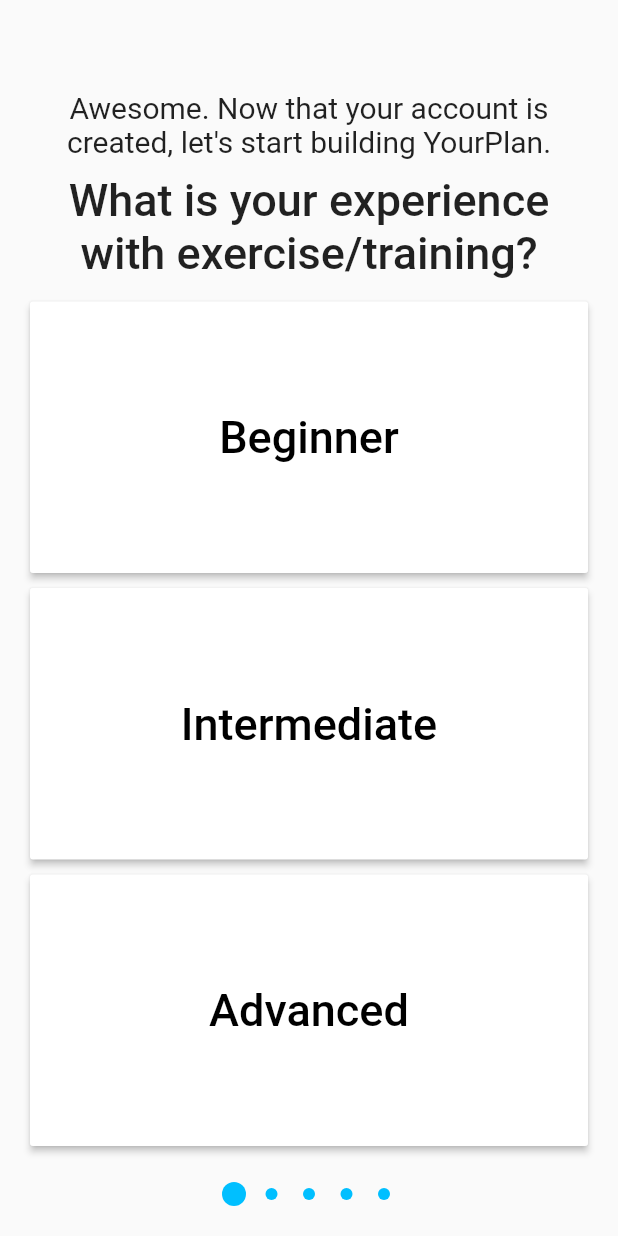
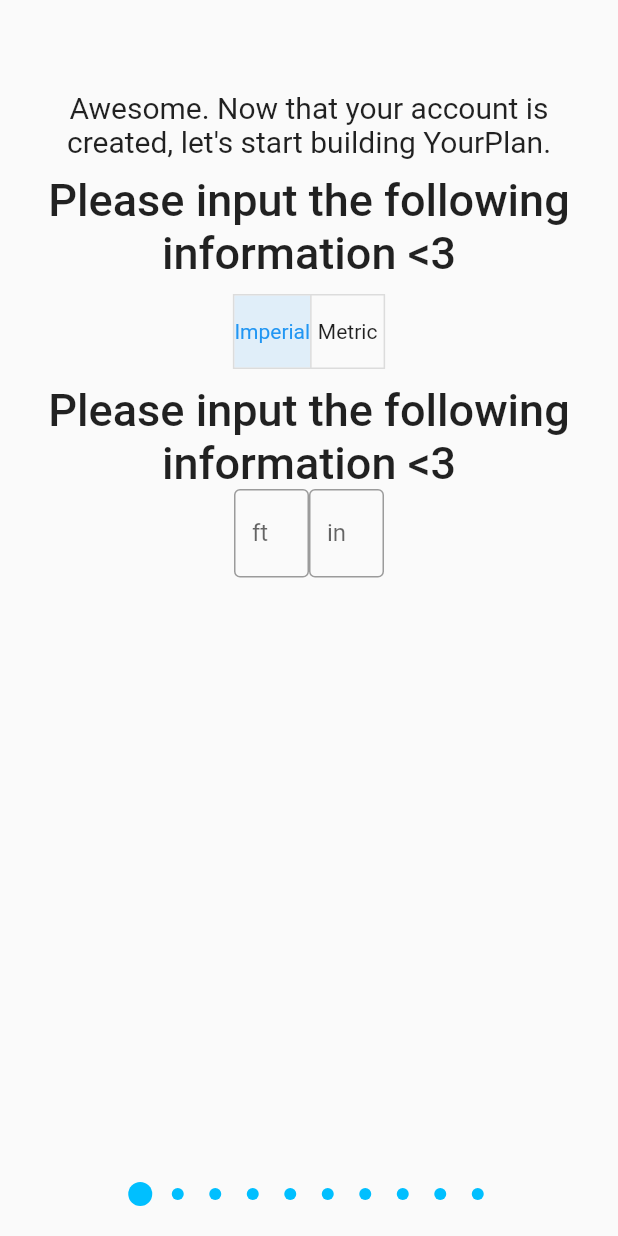
Before and after one commit to ypf-devteam/yourplanfitness, a Flutter app: the screen it shows after launch, after a tap on "Facebook", on a phone screen of 412 x 824 dp. Run offline on Flutter 3.47's test engine with Material 2 defaults, Android fonts, the phone set to English and light mode, and no system bars; our stand-ins replace firebase_auth, google_sign_in, simple_animations; missing offline and left inert: flutter_facebook_auth; accounts and stored records are empty; network calls fail; Roboto replaces fonts that are missing (Billy).

Commit message:
Added input fields and toggle buttons

```diff
--- a/lib/QuestionnairePage.dart
+++ b/lib/QuestionnairePage.dart
@@ -33,12 +33,16 @@ class _QuestionnairePageState extends State<QuestionnairePage> {
   UpdateType updateType;
   var result = List(5);
   var secondResult = List(7);
+  List<bool> isSelected = List.generate(2, (index) => false);
+  TextEditingController _controller;
 
   @override
   void initState() {
     liquidController = LiquidController();
+    _controller = TextEditingController();
     super.initState();
     result[0] = -1; //no buttons chosen yet (page1)
+    isSelected[0] = true;
   }
 
   Widget _buildDot(int index) {
@@ -72,6 +76,117 @@ class _QuestionnairePageState extends State<QuestionnairePage> {
           children: <Widget>[
             LiquidSwipe(
               pages: [
+                // FIRST QUESTION STARTS HERE
+                SizedBox.expand(
+                  child: Container(
+                    color: Colors.grey[50],
+                    child: Column(
+                      crossAxisAlignment: CrossAxisAlignment.start,
+                      mainAxisSize: MainAxisSize.max,
+                      mainAxisAlignment: MainAxisAlignment.start,
+                      children: <Widget>[
+                        Padding(
+                          padding: EdgeInsets.all(20.0),
+                        ),
+                        Expanded(
+                          child: Column(
+                            children: <Widget>[
+                              Container(
+                                  margin: EdgeInsets.fromLTRB(20, 20, 20, 0),
+                                  child: Text(
+                                    "Awesome. Now that your account is created, let's start building YourPlan.",
+                                    textAlign: TextAlign.center,
+                                    style: QuestionnairePage.style,
+                                  )),
+                              Container(
+                                  margin: EdgeInsets.fromLTRB(20, 10, 20, 0),
+                                  child: Text(
+                                    "Please input the following information <3",
+                                    textAlign: TextAlign.center,
+                                    style: TextStyle(
+                                        fontSize: 30,
+                                        fontWeight: FontWeight.w500),
+                                  )),
+                              SizedBox(
+                                height: 10,
+                              ),
+                              ToggleButtons(
+                                children: <Widget>[
+                                  Text("Imperial"),
+                                  Text("Metric"),
+                                ],
+                                onPressed: (int index) {
+                                  setState(() {
+                                    for (int buttonIndex = 0;
+                                        buttonIndex < isSelected.length;
+                                        buttonIndex++) {
+                                      if (buttonIndex == index) {
+                                        isSelected[buttonIndex] = true;
+                                      } else {
+                                        isSelected[buttonIndex] = false;
+                                      }
+                                    }
+                                  });
+                                },
+                                isSelected: isSelected,
+                              ),
+                              Container(
+                                child: Column(
+                                  children: <Widget>[
+                                    Container(
+                                        margin:
+                                            EdgeInsets.fromLTRB(20, 10, 20, 0),
+                                        child: Text(
+                                          "Please input the following information <3",
+                                          textAlign: TextAlign.center,
+                                          style: TextStyle(
+                                              fontSize: 30,
+                                              fontWeight: FontWeight.w500),
+                                        )),
+                                    if (isSelected[0])
+                                      Container(
+                                        width: 100,
+                                        child: Row(
+                                          children: <Widget>[
+                                            Expanded(
+                                              child: TextField(
+                                                decoration: InputDecoration(
+                                                  border: OutlineInputBorder(),
+                                                  labelText: 'ft',
+                                                ),
+                                              ),
+                                            ),
+                                            Expanded(
+                                              child: TextField(
+                                                decoration: InputDecoration(
+                                                  border: OutlineInputBorder(),
+                                                  labelText: 'in',
+                                                ),
+                                              ),
+                                            ),
+                                          ],
+                                        ),
+                                      ),
+                                    if (isSelected[1])
+                                      Container(
+                                        width: 100,
+                                        child: TextField(
+                                          decoration: InputDecoration(
+                                            border: OutlineInputBorder(),
+                                            labelText: 'cm',
+                                          ),
+                                        ),
+                                      ),
+                                  ],
+                                ),
+                              )
+                            ],
+                          ),
+                        ),
+                      ],
+                    ),
+                  ),
+                ),
                 //second page
                 SizedBox.expand(
                   child: Container(
@@ -1462,7 +1577,7 @@ class _QuestionnairePageState extends State<QuestionnairePage> {
                   Expanded(child: SizedBox()),
                   Row(
                     mainAxisAlignment: MainAxisAlignment.center,
-                    children: List<Widget>.generate(5, _buildDot),
+                    children: List<Widget>.generate(10, _buildDot),
                   ),
                 ],
               ),
```
